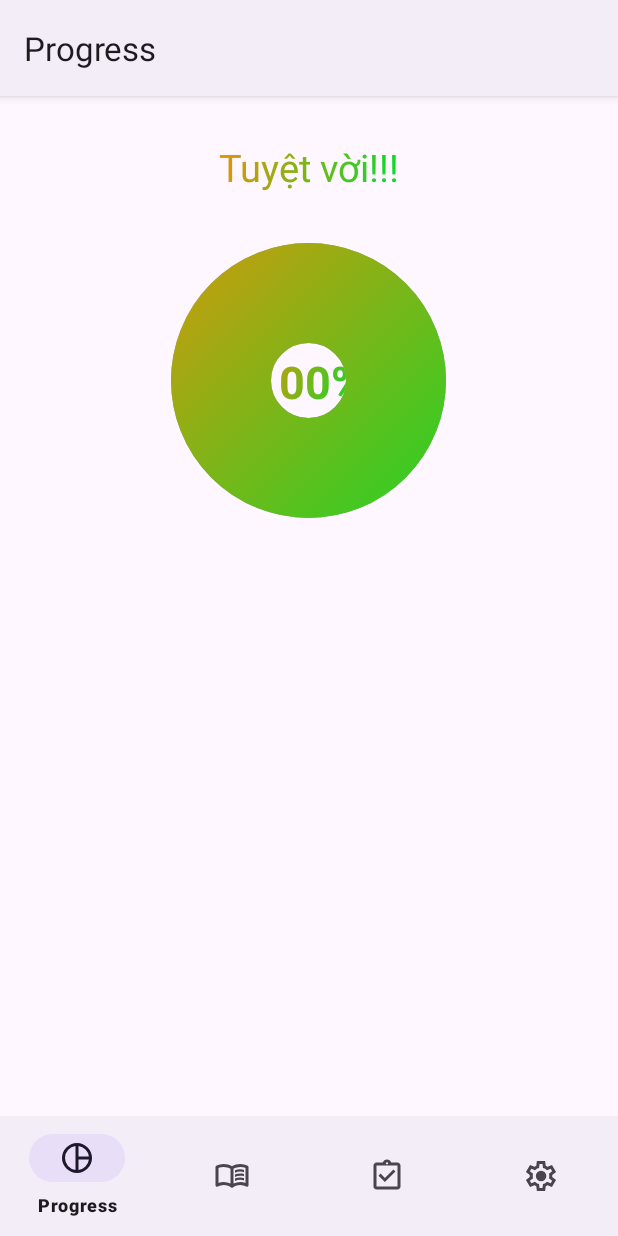
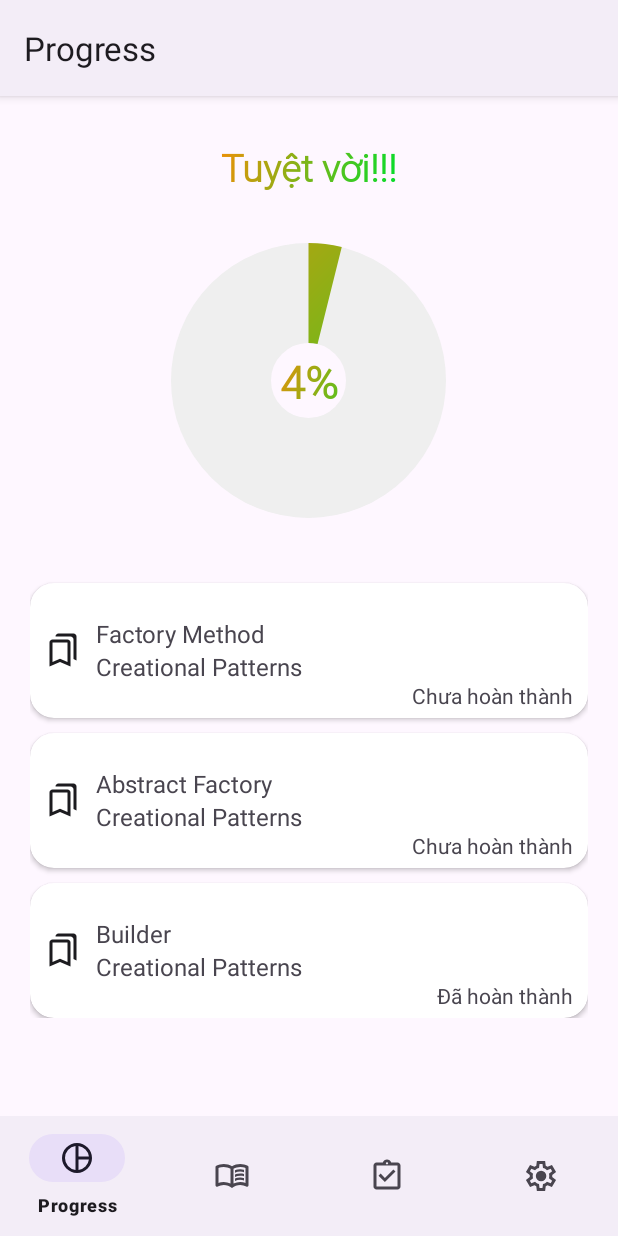
Before and after one commit to hatezero014/DA_DesignPatternApp, an Android app: the screen it shows after launch (MainActivity), on a phone screen of 412 x 824 dp. Run offline under Robolectric (Android 15) with nearby library versions, the phone set to English and light mode, and no system bars; our stand-ins replace navigation-ui; Roboto replaces fonts that are not available here.

Commit message:
Update dtb and home

```diff
--- /dev/null
+++ b/app/src/main/java/com/example/designpattern/Adapter/DesignPatternAdapter.java
@@ -0,0 +1,80 @@
+package com.example.designpattern.Adapter;
+
+import android.content.Context;
+import android.view.LayoutInflater;
+import android.view.View;
+import android.view.ViewGroup;
+import android.widget.ImageView;
+import android.widget.TextView;
+
+import androidx.annotation.NonNull;
+import androidx.cardview.widget.CardView;
+import androidx.recyclerview.widget.RecyclerView;
+
+import com.example.designpattern.Models.Pattern;
+import com.example.designpattern.R;
+
+import com.example.designpattern.R;
+
+import java.util.List;
+
+public class DesignPatternAdapter extends RecyclerView.Adapter<DesignPatternAdapter.DesignPatternHolder>{
+    List<Pattern> patternList;
+    Context context;
+
+    public DesignPatternAdapter(Context context) {
+        this.context = context;
+    }
+    public void setData(List<Pattern> list){
+        patternList = list;
+        notifyDataSetChanged();
+    }
+
+    @NonNull
+    @Override
+    public DesignPatternHolder onCreateViewHolder(@NonNull ViewGroup parent, int viewType) {
+        View view = LayoutInflater.from(parent.getContext()).inflate(R.layout.rcv_designpattern, parent, false);
+
+        return new DesignPatternHolder(view);
+    }
+
+    @Override
+    public void onBindViewHolder(@NonNull DesignPatternHolder holder, int position) {
+        Pattern pattern = patternList.get(position);
+        if(pattern==null) return;
+        Context context1 = holder.imageView.getContext();
+        holder.tvDetails.setText(pattern.getName());
+        holder.tvCatalog.setText(pattern.getCatalog());
+//        if(String.valueOf(pattern.getIsDone()) == null || String.valueOf(pattern.getIsDone()) == ""||pattern.getIsDone() == 0){
+//            holder.
+//        }
+        if(pattern.getIsDone() == 1){
+            holder.tvisDone.setText("Đã hoàn thành");
+        }
+        else {
+            holder.tvisDone.setText("Chưa hoàn thành");
+        }
+    }
+
+    @Override
+    public int getItemCount() {
+        return patternList.size();
+    }
+
+    class DesignPatternHolder extends RecyclerView.ViewHolder{
+        CardView cardView;
+        TextView tvDetails;
+        TextView tvisDone;
+        TextView tvCatalog;
+        ImageView imageView;
+
+        public DesignPatternHolder(@NonNull View itemView) {
+            super(itemView);
+            imageView = itemView.findViewById(R.id.icon_pattern);
+            cardView = itemView.findViewById(R.id.card_view_designpattern);
+            tvDetails = itemView.findViewById(R.id.detailsName);
+            tvCatalog = itemView.findViewById(R.id.detailsCatalog);
+            tvisDone = itemView.findViewById(R.id.isDone);
+        }
+    }
+}
--- a/app/src/main/java/com/example/designpattern/Models/Pattern.java
+++ b/app/src/main/java/com/example/designpattern/Models/Pattern.java
@@ -5,6 +5,16 @@
     String Name;
     String Catalog;
     String Image;
+
+    public int getIsDone() {
+        return isDone;
+    }
+
+    public void setIsDone(int isDone) {
+        this.isDone = isDone;
+    }
+
+    int isDone;
 
     public String getImage() {
         return Image;
@@ -51,11 +61,12 @@
     public Pattern() {
     }
 
-    public Pattern(String name, String catalog, String language, String image) {
+    public Pattern(String name, String catalog, String language, String image, int isDone) {
         Name = name;
         Catalog = catalog;
         Language = language;
         Image = image;
+        this.isDone = isDone;
     }
 
     public Pattern(String name) {
--- a/app/src/main/java/com/example/designpattern/Services/PatternService.java
+++ b/app/src/main/java/com/example/designpattern/Services/PatternService.java
@@ -8,6 +8,7 @@
 
 import java.lang.reflect.Field;
 import java.util.ArrayList;
+import java.util.List;
 
 public class PatternService extends BaseService{
     public PatternService(Context context) {
@@ -127,4 +128,18 @@
         }
         return pattern;
     }
+
+    public <T> List<T> GetPatternisDone(Class<T> clazz) {
+        db = this.getReadableDatabase();
+        Cursor cursor = db.rawQuery("select * from Pattern where Pattern.isDone = 1", null);
+        List<T> objects = new ArrayList<>();
+        if (cursor != null && cursor.moveToFirst()) {
+            do {
+                T object = CreateModelObjectFromCursor(clazz, cursor);
+                objects.add(object);
+            } while (cursor.moveToNext());
+            cursor.close();
+        }
+        return objects;
+    }
 }
--- a/app/src/main/java/com/example/designpattern/UI/progress/ProgressCircleView.java
+++ b/app/src/main/java/com/example/designpattern/UI/progress/ProgressCircleView.java
@@ -9,6 +9,8 @@
 import android.view.View;
 import androidx.annotation.Nullable;
 import androidx.core.content.ContextCompat;
+
+import com.example.designpattern.R;
 
 public class ProgressCircleView extends View {
     private Paint progressPaint;
@@ -44,7 +46,7 @@
         backgroundPaint.setAntiAlias(true);
         backgroundPaint.setStyle(Paint.Style.STROKE);
         backgroundPaint.setStrokeWidth(strokeWidth);
-        backgroundPaint.setColor(ContextCompat.getColor(getContext(), android.R.color.darker_gray));
+        backgroundPaint.setColor(ContextCompat.getColor(getContext(), R.color.darker_gray));
 
         startColor = ContextCompat.getColor(getContext(), android.R.color.holo_blue_dark);
         endColor = ContextCompat.getColor(getContext(), android.R.color.holo_green_dark);
--- a/app/src/main/java/com/example/designpattern/UI/progress/ProgressFragment.java
+++ b/app/src/main/java/com/example/designpattern/UI/progress/ProgressFragment.java
@@ -11,19 +11,31 @@
 import androidx.annotation.Nullable;
 import androidx.core.content.ContextCompat;
 import androidx.fragment.app.Fragment;
+import androidx.recyclerview.widget.LinearLayoutManager;
+import androidx.recyclerview.widget.RecyclerView;
 
 import android.text.TextPaint;
 import android.view.LayoutInflater;
 import android.view.View;
 import android.view.ViewGroup;
 import android.view.ViewTreeObserver;
+import android.widget.LinearLayout;
 import android.widget.TextView;
 
+import com.example.designpattern.Adapter.DesignPatternAdapter;
+import com.example.designpattern.Models.Pattern;
 import com.example.designpattern.R;
+import com.example.designpattern.Services.PatternService;
+
+import java.util.ArrayList;
+import java.util.List;
 
 
 public class ProgressFragment extends Fragment {
     private ProgressCircleView progressCircleView;;
+    RecyclerView recyclerView;
+    DesignPatternAdapter designPatternAdapter;
+    PatternService patternService;
 
     @Override
     public View onCreateView(LayoutInflater inflater, ViewGroup container,
@@ -33,8 +45,9 @@
         final TextView textView2 = view.findViewById(R.id.title_id);
         progressCircleView = view.findViewById(R.id.progress_circle);
 
-        String progressText = textView1.getText().toString().replace("%", "");
-        int progress = Integer.parseInt(progressText);
+        //String progressText = textView1.getText().toString().replace("%", "");
+        int countPatternisDone = countPatternisDone();
+        int progress = countPatternisDone*100/getListPattern().size();
         progressCircleView.setProgress(progress);
         progressCircleView.setStrokeWidth(100);
         progressCircleView.setRadiusOffset(50);
@@ -61,9 +74,31 @@
         });
         animator.start();
 
+        recyclerView = view.findViewById(R.id.rcv_dsp);
+        designPatternAdapter = new DesignPatternAdapter(getContext());
+
+        LinearLayoutManager linearLayoutManager = new LinearLayoutManager(getContext(), RecyclerView.VERTICAL, false);
+        recyclerView.setLayoutManager(linearLayoutManager);
+
+        designPatternAdapter.setData(getListPattern());
+        recyclerView.setAdapter(designPatternAdapter);
+
         return view ;
 
     }
+
+    private List<Pattern> getListPattern() {
+        patternService = new PatternService(getContext());
+        List<Pattern> list = patternService.GetAll(Pattern.class);
+        return list;
+    }
+
+    private int countPatternisDone(){
+        patternService = new PatternService(getContext());
+        List<Pattern> list = patternService.GetPatternisDone(Pattern.class);
+        return list.size();
+    }
+
     private void applyGradientToTextView(final TextView textView) {
         TextPaint paint = textView.getPaint();
         float width = paint.measureText(textView.getText().toString());
--- a/app/src/main/res/layout/fragment_progress.xml
+++ b/app/src/main/res/layout/fragment_progress.xml
@@ -11,6 +11,7 @@
         android:textSize="30sp"
         android:text="100%"
         android:textStyle="bold"
+        android:fontFamily="@font/roboto"
         android:layout_marginTop="170dp"
         android:layout_width="wrap_content"
         android:layout_height="wrap_content"/>
@@ -27,6 +28,8 @@
             android:layout_gravity="center_horizontal"
             android:text="Tuyệt vời!!!"
             android:textSize="25sp"
+            android:fontFamily="@font/roboto"
+            android:textStyle="bold"
             android:layout_width="wrap_content"
             android:layout_height="wrap_content"/>
 
@@ -36,6 +39,13 @@
             android:layout_height="250dp"
             android:layout_gravity="center_horizontal"
             />
+        <androidx.recyclerview.widget.RecyclerView
+            android:id="@+id/rcv_dsp"
+            android:layout_width="match_parent"
+            android:layout_height="300dp"
+            android:layout_marginStart="20dp"
+            android:layout_marginEnd="20dp"
+            />
     </LinearLayout>
 
 </FrameLayout>
--- /dev/null
+++ b/app/src/main/res/layout/rcv_designpattern.xml
@@ -0,0 +1,99 @@
+<?xml version="1.0" encoding="utf-8"?>
+<androidx.cardview.widget.CardView xmlns:android="http://schemas.android.com/apk/res/android"
+    xmlns:app="http://schemas.android.com/apk/res-auto"
+    xmlns:tools="http://schemas.android.com/tools"
+    android:layout_width="match_parent"
+    app:cardCornerRadius="16dp"
+    android:layout_height="90dp"
+    android:id="@+id/card_view_designpattern"
+    android:orientation="vertical"
+    android:layout_marginTop="10dp"
+    >
+
+    <androidx.constraintlayout.widget.ConstraintLayout
+        android:layout_width="match_parent"
+        android:layout_height="wrap_content"
+        android:layout_gravity="center_vertical">
+
+        <LinearLayout
+            android:layout_width="350dp"
+            android:layout_height="90dp"
+            android:gravity="center_vertical"
+            android:orientation="horizontal"
+            app:layout_constraintStart_toStartOf="parent"
+            app:layout_constraintTop_toTopOf="parent"
+            >
+<!--            <CheckBox-->
+<!--                android:id="@+id/checkbox"-->
+<!--                android:layout_marginStart="10dp"-->
+<!--                android:visibility="gone"-->
+<!--                android:layout_width="20dp"-->
+<!--                android:layout_height="wrap_content"/>-->
+
+            <ImageView
+                android:id="@+id/icon_pattern"
+                android:layout_width="wrap_content"
+                android:layout_height="wrap_content"
+
+                android:layout_marginStart="10dp"
+                android:src="@drawable/ic_bookmark"
+                android:visibility="visible"
+                app:layout_constraintStart_toStartOf="parent"
+                app:layout_constraintTop_toTopOf="parent" />
+            <LinearLayout
+                android:layout_width="wrap_content"
+                android:layout_height="wrap_content"
+                android:orientation="vertical">
+                <TextView
+                    android:id="@+id/detailsName"
+                    android:layout_width="wrap_content"
+                    android:layout_height="wrap_content"
+                    android:layout_marginStart="10dp"
+                    android:text="Pattern Name"
+                    android:textSize="16sp"
+                    android:visibility="visible" />
+                <TextView
+                    android:id="@+id/detailsCatalog"
+                    android:layout_width="wrap_content"
+                    android:layout_height="wrap_content"
+                    android:layout_marginStart="10dp"
+                    android:text="Pattern Catalog"
+                    android:textSize="16sp"
+                    android:visibility="visible" />
+
+            </LinearLayout>
+
+
+
+        </LinearLayout>
+
+
+<!--        <ImageView-->
+<!--            android:id="@+id/icon_blue_noti"-->
+<!--            android:layout_width="wrap_content"-->
+<!--            android:layout_height="wrap_content"-->
+<!--            android:layout_marginTop="20dp"-->
+<!--            android:layout_marginEnd="20dp"-->
+<!--            android:visibility="invisible"-->
+<!--            android:background="@drawable/icon_blue_notification"-->
+<!--            app:layout_constraintEnd_toEndOf="parent"-->
+<!--            app:layout_constraintTop_toTopOf="parent" />-->
+
+        <TextView
+            android:id="@+id/isDone"
+            android:layout_width="wrap_content"
+            android:layout_height="wrap_content"
+            android:text="Done"
+            android:layout_marginBottom="5dp"
+            android:layout_marginEnd="10dp"
+            app:layout_constraintBottom_toBottomOf="parent"
+            app:layout_constraintEnd_toEndOf="parent" />
+
+
+    </androidx.constraintlayout.widget.ConstraintLayout>
+
+
+
+
+
+</androidx.cardview.widget.CardView>
--- a/app/src/main/res/values/colors.xml
+++ b/app/src/main/res/values/colors.xml
@@ -175,4 +175,5 @@
 
     <color name="startColor">#EC9008</color>
     <color name="endColor">#07DC2A</color>
+    <color name="darker_gray">#EFEFEF</color>
 </resources>
```
Also changed, not shown: app/src/main/assets/DesignPattern.db.
